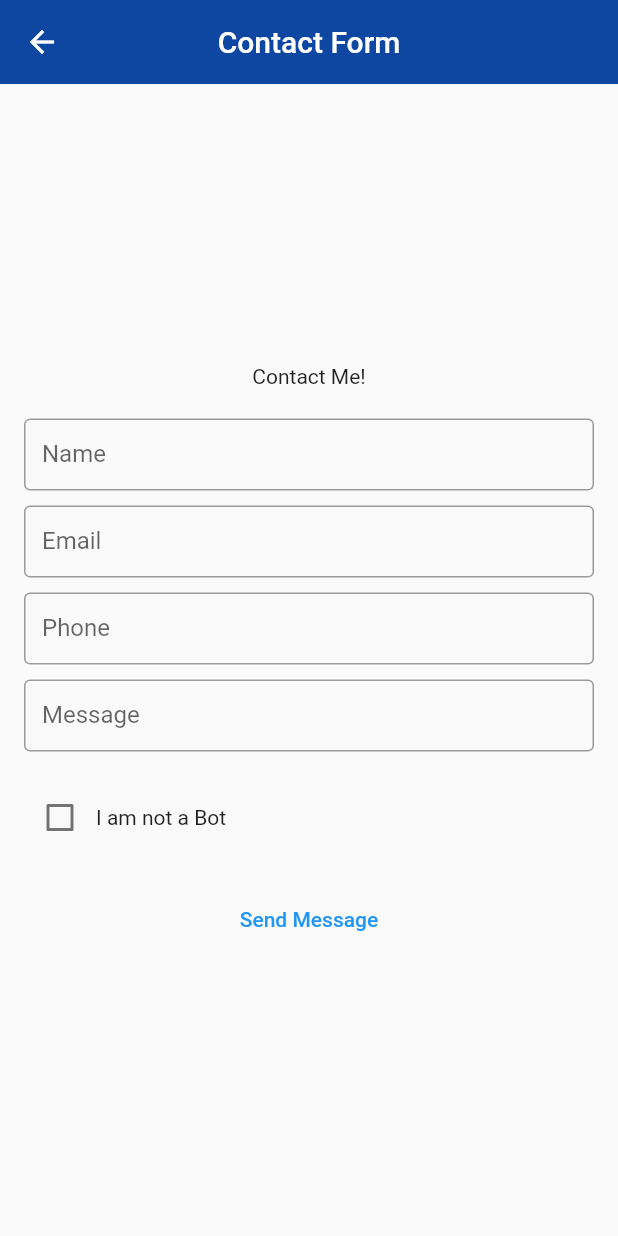
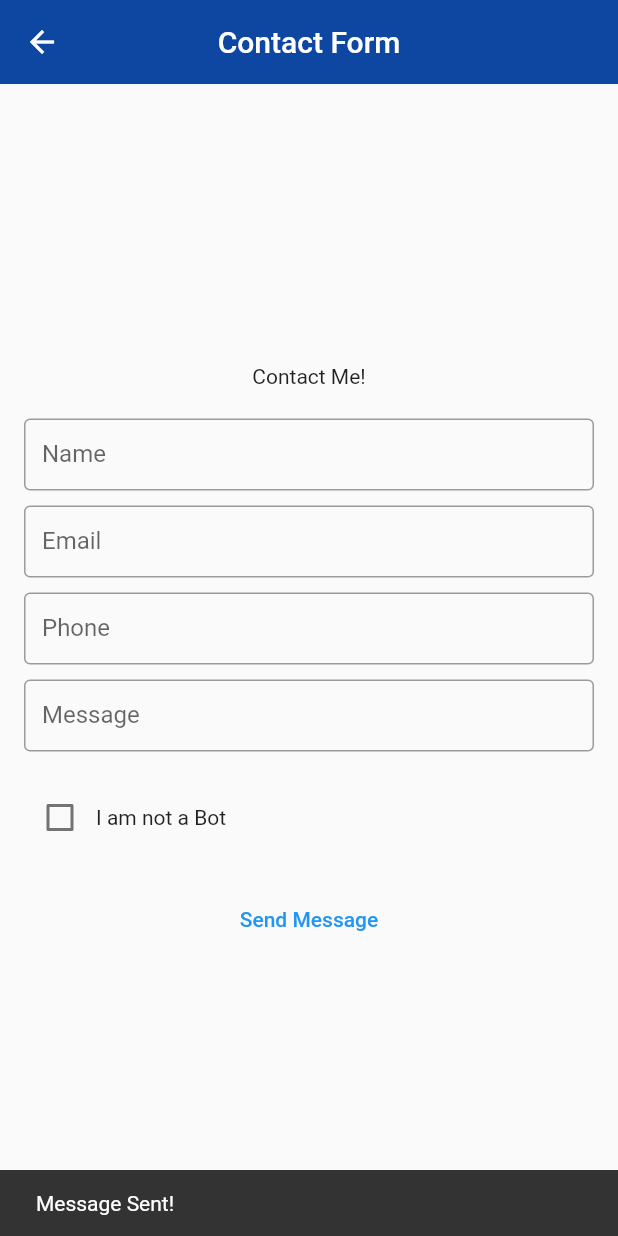
Before and after one commit to ErikJava/FlutterV1, a Flutter app: the Contact screen opened by its route, after a tap on "Send Message", on a phone screen of 412 x 824 dp. Run offline on Flutter 3.47's test engine with Material 2 defaults, Android fonts, the phone set to English and light mode, and no system bars.

```diff
--- a/lib/pages/contact.dart
+++ b/lib/pages/contact.dart
@@ -56,16 +56,11 @@ class _ContactState extends State<Contact> {
               const SizedBox(height: 20),
               TextButton(
                 onPressed: () {
-                  final name = _nameController.text;
-                  final email = _emailController.text;
-                  final phone = _phoneController.text;
-                  final message = _messageController.text;
+                  // Show a snackbar message.
+                  _showMessageSentSnackbar(context);
 
-                  print('Name: $name');
-                  print('Email: $email');
-                  print('Phone: $phone');
-                  print('Message: $message');
-                  print('Not a Bot: $_notABot');
+                  // Reset the form.
+                  _resetForm();
                 },
                 child: const Text('Send Message'),
               ),
@@ -77,7 +72,8 @@ class _ContactState extends State<Contact> {
   }
 
   Widget _buildFormField(String label, TextEditingController controller) {
-    return TextFormField(
+    return Container(
+      child: TextFormField(
         controller: controller,
         decoration: InputDecoration(
           labelText: label,
@@ -85,7 +81,27 @@ class _ContactState extends State<Contact> {
           contentPadding: const EdgeInsets.symmetric(vertical: 10, horizontal: 12),
         ),
         style: const TextStyle(fontSize: 16),
+      ),
     );
+  }
+
+  void _showMessageSentSnackbar(BuildContext context) {
+    ScaffoldMessenger.of(context).showSnackBar(
+      const SnackBar(
+        content: Text('Message Sent!'),
+        duration: Duration(seconds: 2), // Duration for which the snackbar is displayed.
+      ),
+    );
+  }
+
+  void _resetForm() {
+    _nameController.clear();
+    _emailController.clear();
+    _phoneController.clear();
+    _messageController.clear();
+    setState(() {
+      _notABot = false;
+    });
   }
 
   @override
@@ -97,3 +113,14 @@ class _ContactState extends State<Contact> {
     super.dispose();
   }
 }
+
+void main() {
+  runApp(
+    MaterialApp(
+      initialRoute: '/contact',
+      routes: {
+        '/contact': (context) => const Contact(),
+      },
+    ),
+  );
+}
--- a/pubspec.yaml
+++ b/pubspec.yaml
@@ -28,6 +28,7 @@ environment:
 # the latest version available on pub.dev. To see which dependencies have newer
 # versions available, run `flutter pub outdated`.
 dependencies:
+
   flutter:
     sdk: flutter
 
@@ -35,6 +36,7 @@ dependencies:
   # The following adds the Cupertino Icons font to your application.
   # Use with the CupertinoIcons class for iOS style icons.
   cupertino_icons: ^1.0.2
+  fluttertoast: ^8.0.7
 
 dev_dependencies:
   flutter_test:
```
Also changed, not shown: pubspec.lock. Lines whose indentation alone changed are shown as unchanged.
